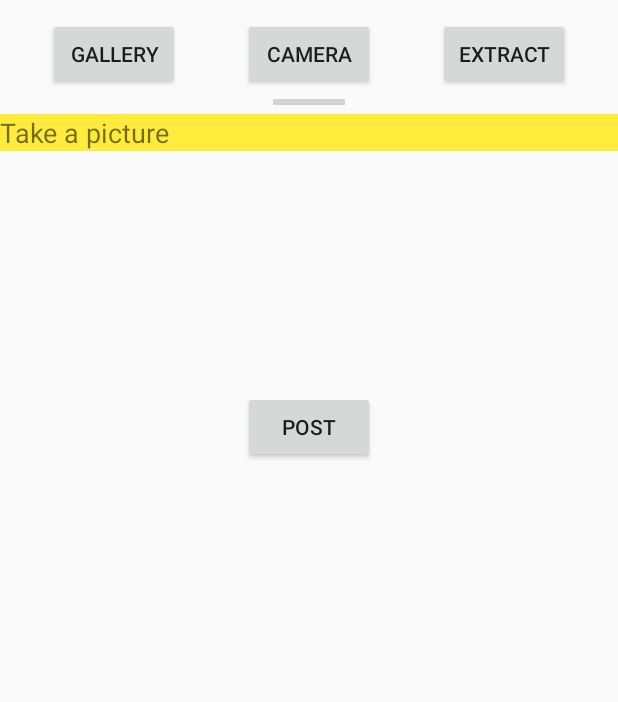
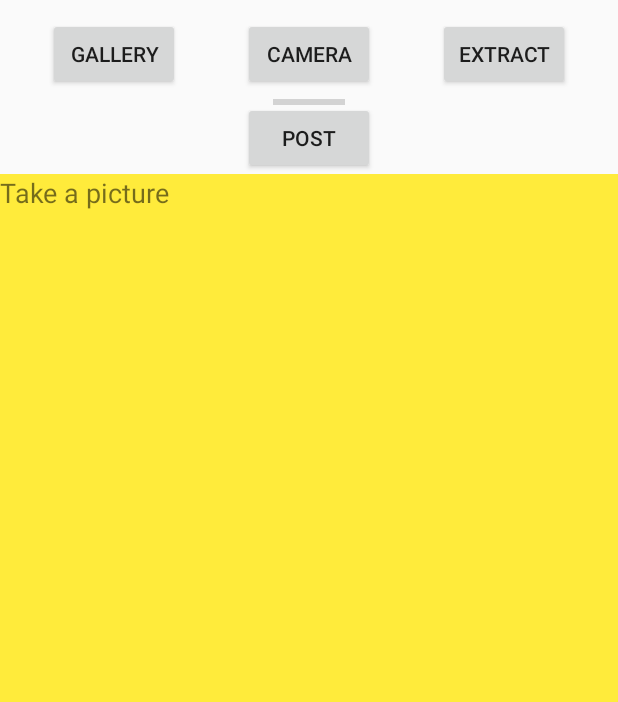
Before and after one commit to ETS-Android1/SmartHireApp, an Android app: the screen it shows after launch (MainActivity), on a phone screen of 412 x 824 dp, the part 534-1236 px from its top. Run offline under Robolectric (Android 15) with nearby library versions, the phone set to English and light mode, and no system bars; our stand-ins replace Volley; libraries missing offline, so code that uses them is left out: com.google.android.gms, com.theartofdev.edmodo; pictures from the network do not load.

```diff
--- a/app/src/main/res/layout/activity_main.xml
+++ b/app/src/main/res/layout/activity_main.xml
@@ -18,9 +18,11 @@
         android:layout_width="match_parent"
         android:layout_height="0dp"
         android:background="#FFEB3B"
+        app:layout_constraintBottom_toBottomOf="parent"
         app:layout_constraintEnd_toEndOf="parent"
+        app:layout_constraintHorizontal_bias="0.0"
         app:layout_constraintStart_toStartOf="parent"
-        app:layout_constraintTop_toBottomOf="@+id/progressBar">
+        app:layout_constraintTop_toBottomOf="@+id/buttonPost">
 
         <TextView
             android:id="@+id/textViewExtractedText"
@@ -78,10 +80,10 @@
         android:id="@+id/buttonPost"
         android:layout_width="wrap_content"
         android:layout_height="wrap_content"
+        android:layout_marginTop="8dp"
         android:text="Post"
-        app:layout_constraintBottom_toBottomOf="parent"
         app:layout_constraintEnd_toEndOf="parent"
         app:layout_constraintStart_toStartOf="parent"
-        app:layout_constraintTop_toBottomOf="@+id/scrollViewExtractedText" />
+        app:layout_constraintTop_toBottomOf="@+id/buttonCamera" />
 
 </androidx.constraintlayout.widget.ConstraintLayout>
```
Also changed, not shown: app/src/main/java/com/example/hire/MainActivity.java (+13 -6 lines).
